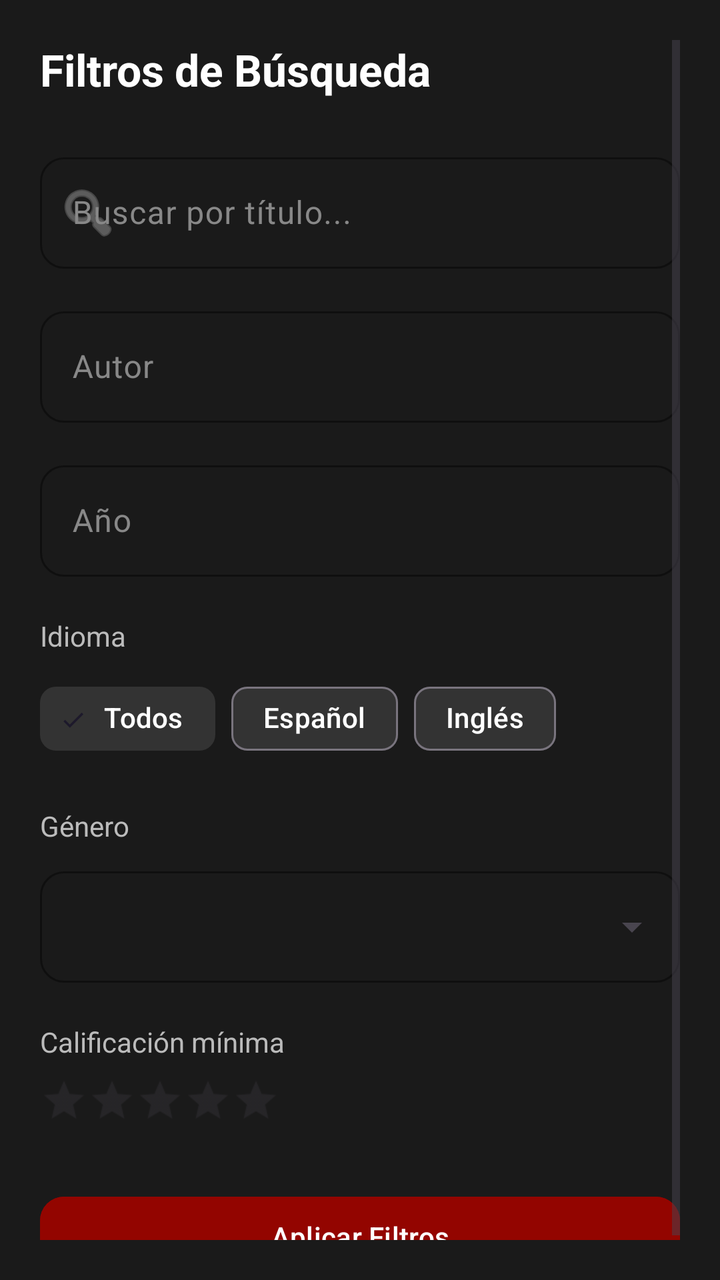
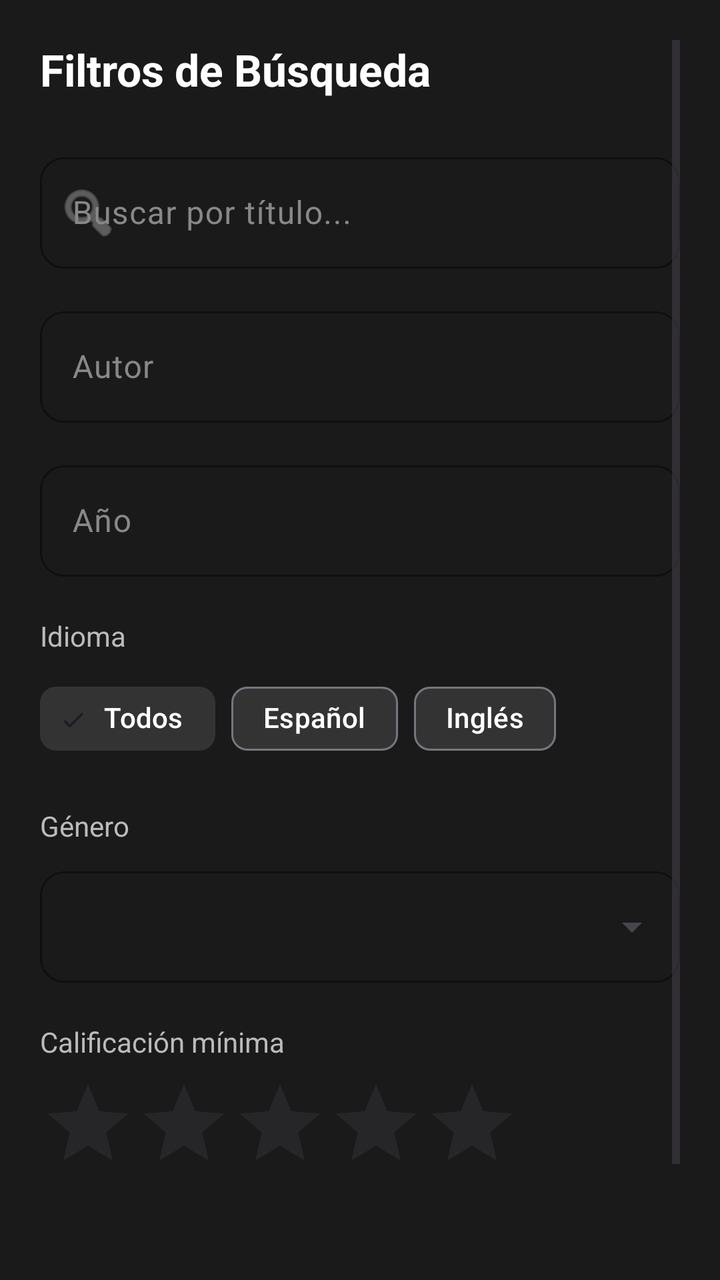

The first picture is an Android layout as it rendered before a commit; the second is the same layout after the commit. The layout source and the unified diff follow.
<!-- AndroidManifest.xml: application theme Theme.ProjectoAndroid -->
<!-- res/layout/drawer_filters.xml -->
<?xml version="1.0" encoding="utf-8"?>
<ScrollView xmlns:android="http://schemas.android.com/apk/res/android"
    xmlns:app="http://schemas.android.com/apk/res-auto"
    android:layout_width="match_parent"
    android:layout_height="match_parent"
    android:background="#1A1A1A"
    android:padding="20dp">

    <LinearLayout
        android:layout_width="match_parent"
        android:layout_height="wrap_content"
        android:orientation="vertical">

        <TextView
            android:layout_width="wrap_content"
            android:layout_height="wrap_content"
            android:text="Filtros de Búsqueda"
            android:textColor="#FFFFFF"
            android:textSize="22sp"
            android:textStyle="bold"
            android:layout_marginBottom="24dp"/>

        
        <com.google.android.material.textfield.TextInputLayout
            style="@style/Widget.Material3.TextInputLayout.OutlinedBox"
            android:layout_width="match_parent"
            android:layout_height="wrap_content"
            android:hint="Buscar por título..."
            android:textColorHint="#888888"
            app:boxStrokeColor="#930500"
            app:hintTextColor="#930500"
            app:startIconDrawable="@android:drawable/ic_menu_search"
            app:startIconTint="#888888"
            app:boxCornerRadiusBottomEnd="12dp"
            app:boxCornerRadiusBottomStart="12dp"
            app:boxCornerRadiusTopEnd="12dp"
            app:boxCornerRadiusTopStart="12dp">

            <com.google.android.material.textfield.TextInputEditText
                android:id="@+id/drawerSearchText"
                android:layout_width="match_parent"
                android:layout_height="wrap_content"
                android:textColor="#FFFFFF"
                android:inputType="text"/>
        </com.google.android.material.textfield.TextInputLayout>

        
        <com.google.android.material.textfield.TextInputLayout
            style="@style/Widget.Material3.TextInputLayout.OutlinedBox"
            android:layout_width="match_parent"
            android:layout_height="wrap_content"
            android:layout_marginTop="16dp"
            android:hint="Autor"
            android:textColorHint="#888888"
            app:boxStrokeColor="#930500"
            app:hintTextColor="#930500"
            app:boxCornerRadiusBottomEnd="12dp"
            app:boxCornerRadiusBottomStart="12dp"
            app:boxCornerRadiusTopEnd="12dp"
            app:boxCornerRadiusTopStart="12dp">

            <com.google.android.material.textfield.TextInputEditText
                android:id="@+id/drawerAuthorText"
                android:layout_width="match_parent"
                android:layout_height="wrap_content"
                android:textColor="#FFFFFF"
                android:inputType="text"/>
        </com.google.android.material.textfield.TextInputLayout>

        
        <com.google.android.material.textfield.TextInputLayout
            style="@style/Widget.Material3.TextInputLayout.OutlinedBox"
            android:layout_width="match_parent"
            android:layout_height="wrap_content"
            android:layout_marginTop="16dp"
            android:hint="Año"
            android:textColorHint="#888888"
            app:boxStrokeColor="#930500"
            app:hintTextColor="#930500"
            app:boxCornerRadiusBottomEnd="12dp"
            app:boxCornerRadiusBottomStart="12dp"
            app:boxCornerRadiusTopEnd="12dp"
            app:boxCornerRadiusTopStart="12dp">

            <com.google.android.material.textfield.TextInputEditText
                android:id="@+id/drawerAnioText"
                android:layout_width="match_parent"
                android:layout_height="wrap_content"
                android:textColor="#FFFFFF"
                android:inputType="number"/>
        </com.google.android.material.textfield.TextInputLayout>

        
        <TextView
            android:layout_width="wrap_content"
            android:layout_height="wrap_content"
            android:text="Idioma"
            android:textColor="#BBBBBB"
            android:layout_marginTop="20dp"
            android:layout_marginBottom="8dp"/>

        <com.google.android.material.chip.ChipGroup
            android:id="@+id/drawerChipIdioma"
            android:layout_width="match_parent"
            android:layout_height="wrap_content"
            app:singleSelection="true">
            <com.google.android.material.chip.Chip
                style="@style/Widget.Material3.Chip.Filter"
                android:layout_width="wrap_content"
                android:layout_height="wrap_content"
                android:text="Todos"
                android:checked="true"
                app:chipBackgroundColor="#333333"
                android:textColor="#FFFFFF"/>
            <com.google.android.material.chip.Chip
                style="@style/Widget.Material3.Chip.Filter"
                android:layout_width="wrap_content"
                android:layout_height="wrap_content"
                android:text="Español"
                app:chipBackgroundColor="#333333"
                android:textColor="#FFFFFF"/>
            <com.google.android.material.chip.Chip
                style="@style/Widget.Material3.Chip.Filter"
                android:layout_width="wrap_content"
                android:layout_height="wrap_content"
                android:text="Inglés"
                app:chipBackgroundColor="#333333"
                android:textColor="#FFFFFF"/>
        </com.google.android.material.chip.ChipGroup>

        
        <TextView
            android:layout_width="wrap_content"
            android:layout_height="wrap_content"
            android:text="Género"
            android:textColor="#BBBBBB"
            android:layout_marginTop="20dp"
            android:layout_marginBottom="8dp"/>

        <com.google.android.material.textfield.TextInputLayout
            style="@style/Widget.Material3.TextInputLayout.OutlinedBox.ExposedDropdownMenu"
            android:layout_width="match_parent"
            android:layout_height="wrap_content"
            app:boxStrokeColor="#930500"
            app:boxCornerRadiusBottomEnd="12dp"
            app:boxCornerRadiusBottomStart="12dp"
            app:boxCornerRadiusTopEnd="12dp"
            app:boxCornerRadiusTopStart="12dp">

            <AutoCompleteTextView
                android:id="@+id/drawerGenero"
                android:layout_width="match_parent"
                android:layout_height="wrap_content"
                android:textColor="#FFFFFF"
                android:inputType="none"/>
        </com.google.android.material.textfield.TextInputLayout>

        
        <TextView
            android:layout_width="wrap_content"
            android:layout_height="wrap_content"
            android:text="Calificación mínima"
            android:textColor="#BBBBBB"
            android:layout_marginTop="20dp"
            android:layout_marginBottom="8dp"/>

        <RatingBar
            android:id="@+id/drawerRatingBar"
            style="?android:attr/ratingBarStyleSmall"
            android:layout_width="wrap_content"
            android:layout_height="wrap_content"
            android:numStars="5"
            android:stepSize="1"
            android:progressTint="#930500"
            android:secondaryProgressTint="#930500"
            android:scaleX="1.5"
            android:scaleY="1.5"
            android:transformPivotX="0dp"
            android:transformPivotY="0dp"/>

        <com.google.android.material.button.MaterialButton
            android:id="@+id/btnAplicarFiltros"
            android:layout_width="match_parent"
            android:layout_height="wrap_content"
            android:layout_marginTop="40dp"
            android:text="Aplicar Filtros"
            android:backgroundTint="#930500"
            android:textColor="#FFFFFF"
            app:cornerRadius="12dp"/>

    </LinearLayout>
</ScrollView>
<!-- resources referenced by this layout -->
<resources>
  <style name="Theme.ProjectoAndroid" parent="Base.Theme.ProjectoAndroid" />
  <style name="Base.Theme.ProjectoAndroid" parent="Theme.Material3.DayNight.NoActionBar">
          
          
      </style>
</resources>

<!-- the commit's change to res/layout/drawer_filters.xml (unified diff, before → after) -->
@@ -103,8 +103,10 @@
             android:id="@+id/drawerChipIdioma"
             android:layout_width="match_parent"
             android:layout_height="wrap_content"
-            app:singleSelection="true">
+            app:singleSelection="true"
+            app:selectionRequired="true">
             <com.google.android.material.chip.Chip
+                android:id="@+id/chipTodos"
                 style="@style/Widget.Material3.Chip.Filter"
                 android:layout_width="wrap_content"
                 android:layout_height="wrap_content"
@@ -113,6 +115,7 @@
                 app:chipBackgroundColor="#333333"
                 android:textColor="#FFFFFF"/>
             <com.google.android.material.chip.Chip
+                android:id="@+id/chipEspanol"
                 style="@style/Widget.Material3.Chip.Filter"
                 android:layout_width="wrap_content"
                 android:layout_height="wrap_content"
@@ -120,6 +123,7 @@
                 app:chipBackgroundColor="#333333"
                 android:textColor="#FFFFFF"/>
             <com.google.android.material.chip.Chip
+                android:id="@+id/chipIngles"
                 style="@style/Widget.Material3.Chip.Filter"
                 android:layout_width="wrap_content"
                 android:layout_height="wrap_content"
@@ -166,17 +170,13 @@
 
         <RatingBar
             android:id="@+id/drawerRatingBar"
-            style="?android:attr/ratingBarStyleSmall"
             android:layout_width="wrap_content"
             android:layout_height="wrap_content"
             android:numStars="5"
             android:stepSize="1"
             android:progressTint="#930500"
             android:secondaryProgressTint="#930500"
-            android:scaleX="1.5"
-            android:scaleY="1.5"
-            android:transformPivotX="0dp"
-            android:transformPivotY="0dp"/>
+            android:isIndicator="false"/>
 
         <com.google.android.material.button.MaterialButton
             android:id="@+id/btnAplicarFiltros"
